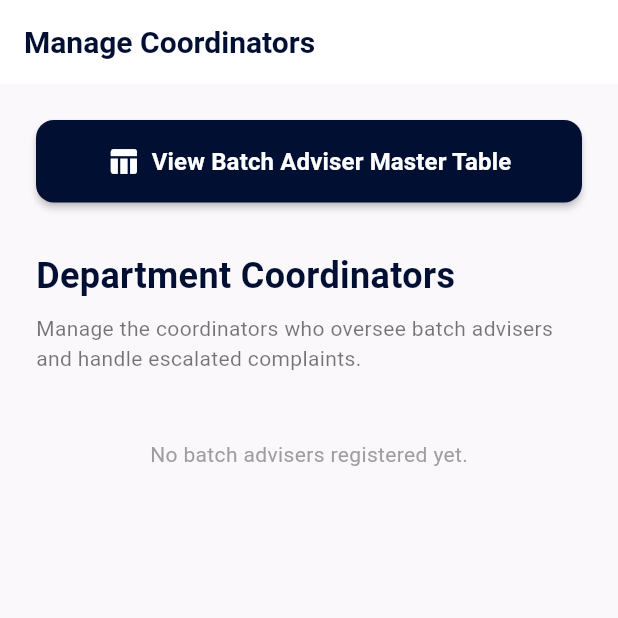
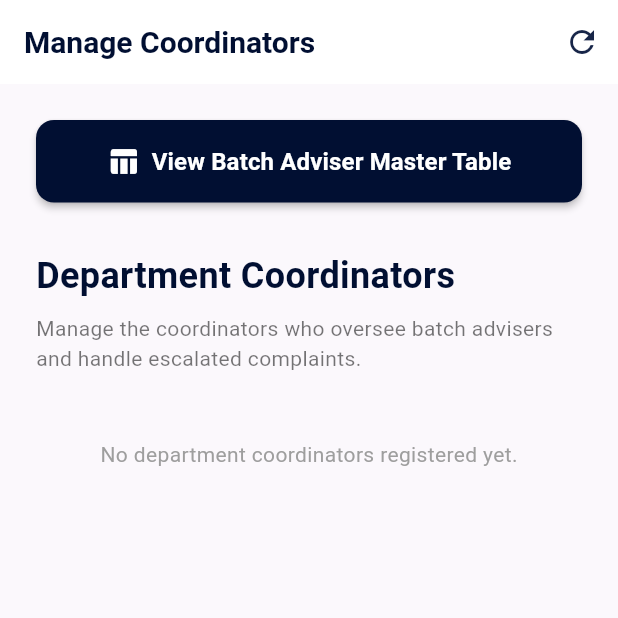
Before and after one commit to ZaibDroid/students-complaint-management-system, a Flutter app: the ManageCoordinatorsPage screen opened by its route, on a phone screen of 412 x 824 dp, the top half of it. Run offline on Flutter 3.47's test engine with Material 3 defaults, Android fonts, the phone set to English and light mode, and no system bars; our stand-ins replace file_picker, flutter_riverpod, go_router, image_picker, shared_preferences, timeago; accounts and stored records are empty; network calls fail.

Commit message:
fix: immediately refresh coordinators list after creation from chairman portal

```diff
--- a/Frontend/lib/features/admin/presentation/pages/manage_coordinators_page.dart
+++ b/Frontend/lib/features/admin/presentation/pages/manage_coordinators_page.dart
@@ -1,26 +1,13 @@
 import 'package:flutter/material.dart';
 import 'package:flutter_riverpod/flutter_riverpod.dart';
 
-import '../../../../features/auth/domain/entities/user.dart';
+import '../providers/coordinator_provider.dart';
 import '../widgets/advisers_list.dart';
 import '../widgets/add_faculty_dialog.dart';
 import '../widgets/chairman_adviser_table.dart';
 
-import '../../../../core/services/api_client.dart';
-
-final coordinatorsStreamProvider = StreamProvider.autoDispose<List<User>>((ref) async* {
-  try {
-    final apiClient = ApiClient();
-    final data = await apiClient.get('/users', queryParams: {'role': 'Coordinator'});
-    if (data is List) {
-      yield data.map((item) => User.fromJson(item as Map<String, dynamic>)).toList();
-    } else {
-      yield [];
-    }
-  } catch (_) {
-    yield [];
-  }
-});
+// Re-export for backward compatibility
+export '../providers/coordinator_provider.dart';
 
 class ManageCoordinatorsPage extends ConsumerWidget {
   const ManageCoordinatorsPage({super.key});
@@ -36,10 +23,23 @@ class ManageCoordinatorsPage extends ConsumerWidget {
         backgroundColor: Colors.white,
         elevation: 0,
         surfaceTintColor: Colors.transparent,
+        actions: [
+          IconButton(
+            icon: const Icon(Icons.refresh),
+            tooltip: 'Reload',
+            onPressed: () => ref.invalidate(coordinatorsStreamProvider),
           ),
-      body: coordinatorsAsync.when(
+        ],
+      ),
+      body: RefreshIndicator(
+        onRefresh: () async {
+          ref.invalidate(coordinatorsStreamProvider);
+          await ref.read(coordinatorsStreamProvider.future);
+        },
+        child: coordinatorsAsync.when(
           data: (coordinators) {
             return ListView(
+              physics: const AlwaysScrollableScrollPhysics(),
               padding: const EdgeInsets.all(24),
               children: [
                 SizedBox(
@@ -84,13 +84,35 @@ class ManageCoordinatorsPage extends ConsumerWidget {
                   style: TextStyle(color: Colors.black54),
                 ),
                 const SizedBox(height: 24),
-              AdvisersList(advisers: coordinators),
+                AdvisersList(
+                  advisers: coordinators,
+                  emptyMessage: 'No department coordinators registered yet.',
+                ),
                 const SizedBox(height: 80),
               ],
             );
           },
           loading: () => const Center(child: CircularProgressIndicator()),
-        error: (err, stack) => Center(child: Text('Error: $err')),
+          error: (err, stack) => ListView(
+            physics: const AlwaysScrollableScrollPhysics(),
+            children: [
+              SizedBox(height: MediaQuery.of(context).size.height * 0.3),
+              Center(
+                child: Column(
+                  children: [
+                    Text('Error: $err', style: const TextStyle(color: Colors.red)),
+                    const SizedBox(height: 12),
+                    ElevatedButton.icon(
+                      onPressed: () => ref.invalidate(coordinatorsStreamProvider),
+                      icon: const Icon(Icons.refresh),
+                      label: const Text('Retry'),
+                    ),
+                  ],
+                ),
+              ),
+            ],
+          ),
+        ),
       ),
       floatingActionButton: FloatingActionButton.extended(
         onPressed: () {
--- /dev/null
+++ b/Frontend/lib/features/admin/presentation/providers/coordinator_provider.dart
@@ -0,0 +1,20 @@
+import 'package:flutter_riverpod/flutter_riverpod.dart';
+import '../../../../core/services/api_client.dart';
+import '../../../auth/domain/entities/user.dart';
+
+final coordinatorsStreamProvider = FutureProvider.autoDispose<List<User>>((ref) async {
+  try {
+    final apiClient = ApiClient();
+    final data = await apiClient.get('/users', queryParams: {
+      'role': 'Coordinator',
+      'per_page': '100',
+    });
+    if (data is List) {
+      return data.map((item) => User.fromJson(item as Map<String, dynamic>)).toList();
+    } else {
+      return [];
+    }
+  } catch (_) {
+    return [];
+  }
+});
--- a/Frontend/lib/features/admin/presentation/widgets/advisers_list.dart
+++ b/Frontend/lib/features/admin/presentation/widgets/advisers_list.dart
@@ -6,10 +6,12 @@ import 'delete_adviser_dialog.dart';
 
 class AdvisersList extends StatelessWidget {
   final List<User> advisers;
+  final String? emptyMessage;
 
   const AdvisersList({
     super.key,
     required this.advisers,
+    this.emptyMessage,
   });
 
   @override
@@ -17,12 +19,12 @@ class AdvisersList extends StatelessWidget {
     final theme = Theme.of(context);
 
     if (advisers.isEmpty) {
-      return const Center(
+      return Center(
         child: Padding(
-          padding: EdgeInsets.symmetric(vertical: 20),
+          padding: const EdgeInsets.symmetric(vertical: 20),
           child: Text(
-            'No batch advisers registered yet.',
-            style: TextStyle(color: Colors.grey),
+            emptyMessage ?? 'No batch advisers registered yet.',
+            style: const TextStyle(color: Colors.grey),
           ),
         ),
       );
```
Also changed, not shown: Frontend/lib/features/admin/presentation/widgets/add_faculty_dialog.dart (+16 -9 lines), Frontend/lib/features/admin/presentation/widgets/delete_adviser_dialog.dart (+15 -7 lines), Frontend/lib/features/admin/presentation/widgets/edit_faculty_dialog.dart (+15 -8 lines), Frontend/lib/features/admin/presentation/widgets/handover_dialog.dart (+13 -7 lines). Lines whose indentation alone changed are shown as unchanged.
